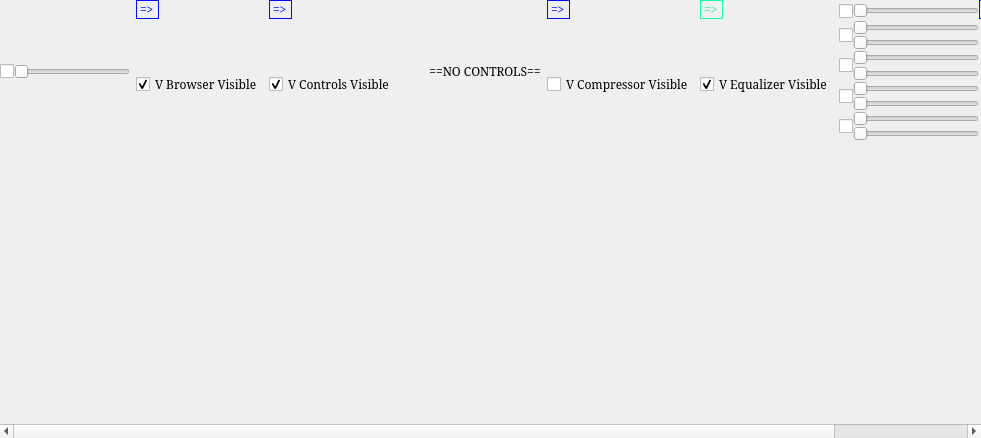
First picture: the form in Qt/qt4_audio_instrument_widget.ui, repository kmatheussen/radium, before the edit.
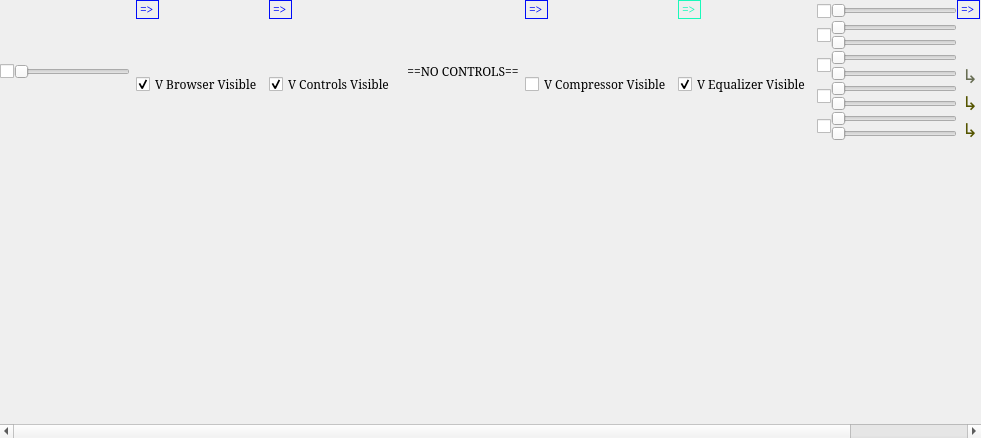
Second picture: the form after the edit.

The edit to the form file:
```diff
--- a/Qt/qt4_audio_instrument_widget.ui
+++ b/Qt/qt4_audio_instrument_widget.ui
@@ -83,7 +83,7 @@
        <rect>
         <x>0</x>
         <y>0</y>
-        <width>1232</width>
+        <width>1214</width>
         <height>166</height>
        </rect>
       </property>
@@ -395,7 +395,13 @@
              <height>0</height>
             </size>
            </property>
+           <property name="autoFillBackground">
+            <bool>false</bool>
+           </property>
            <layout class="QHBoxLayout" name="horizontalLayout">
+            <property name="margin">
+             <number>0</number>
+            </property>
             <item>
              <spacer name="horizontalSpacer">
               <property name="orientation">
@@ -403,7 +409,7 @@
               </property>
               <property name="sizeHint" stdset="0">
                <size>
-                <width>40</width>
+                <width>6</width>
                 <height>20</height>
                </size>
               </property>
```
